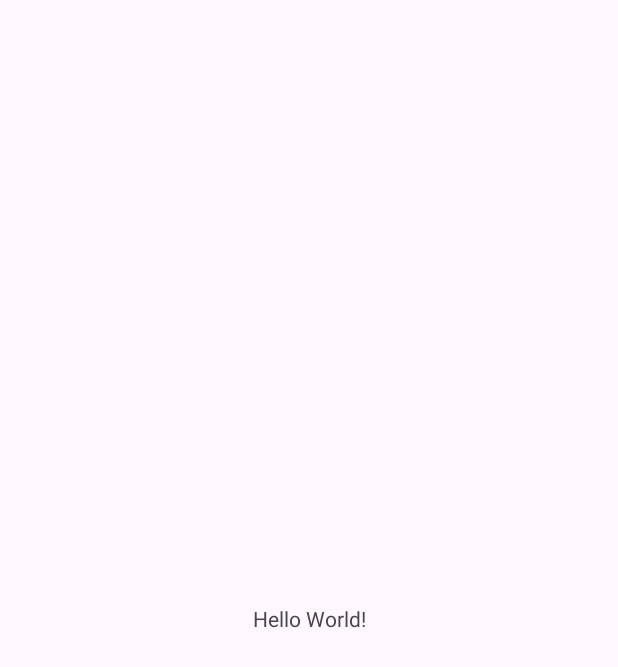
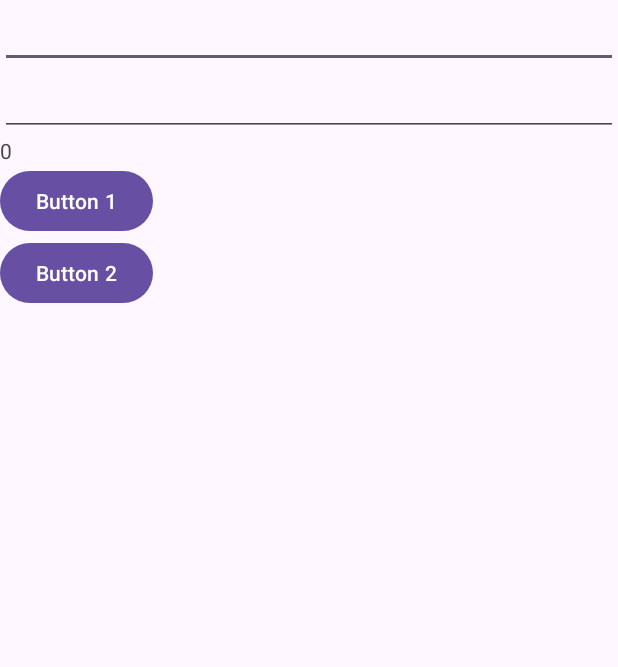
Before and after one commit to DADJOD/State, an Android app: the screen it shows after launch (MainActivity), on a phone screen of 412 x 824 dp. Before the commit the part shown is almost empty. Shown: the top 667 px of the screen. Run offline under Robolectric (Android 15) with nearby library versions, the phone set to English and light mode, and no system bars.

Commit message:
commit_2

```diff
--- a/app/src/main/java/com/example/state/MainActivity.kt
+++ b/app/src/main/java/com/example/state/MainActivity.kt
@@ -1,11 +1,48 @@
 package com.example.state
 
+import android.os.Bundle
+import android.view.View
+import android.widget.Button
+import android.widget.TextView
 import androidx.appcompat.app.AppCompatActivity
-import android.os.Bundle
 
-class MainActivity : AppCompatActivity() {
+class MainActivity : AppCompatActivity(), View.OnClickListener {
+    private var count = 0
+    lateinit var buttonFirst: Button
+    lateinit var textView: TextView
+
     override fun onCreate(savedInstanceState: Bundle?) {
         super.onCreate(savedInstanceState)
         setContentView(R.layout.activity_main)
+
+        buttonFirst = findViewById(R.id.button1)
+        textView = findViewById(R.id.textView)
+
+        if (savedInstanceState != null) {
+            count = savedInstanceState.getInt(KEY_COUNT)
+        }
+
+        textView.text = "$count"
+        buttonFirst.setOnClickListener(this)
     }
+
+
+    override fun onSaveInstanceState(outState: Bundle) {
+        super.onSaveInstanceState(outState)
+        outState.putInt(KEY_COUNT, count)
+    }
+
+    override fun onClick(v: View?) {
+        count++
+        textView.text = "$count"
+    }
+
+    companion object {
+        const val KEY_COUNT = "COUNT"
+    }
+
+//    override fun onClick(view: View?) {
+//        count++
+//        textView.text = "" + count
+//    }
 }
--- a/app/src/main/res/layout/activity_main.xml
+++ b/app/src/main/res/layout/activity_main.xml
@@ -1,18 +1,35 @@
 <?xml version="1.0" encoding="utf-8"?>
-<androidx.constraintlayout.widget.ConstraintLayout xmlns:android="http://schemas.android.com/apk/res/android"
+<LinearLayout xmlns:android="http://schemas.android.com/apk/res/android"
     xmlns:app="http://schemas.android.com/apk/res-auto"
     xmlns:tools="http://schemas.android.com/tools"
     android:layout_width="match_parent"
     android:layout_height="match_parent"
+    android:orientation="vertical"
     tools:context=".MainActivity">
 
+    <EditText
+        android:id="@+id/edit"
+        android:layout_width="match_parent"
+        android:layout_height="wrap_content" />
+
+    <EditText
+        android:layout_width="match_parent"
+        android:layout_height="wrap_content" />
+
     <TextView
+        android:id="@+id/textView"
+        android:layout_width="match_parent"
+        android:layout_height="wrap_content" />
+
+    <Button
+        android:id="@+id/button1"
         android:layout_width="wrap_content"
         android:layout_height="wrap_content"
-        android:text="Hello World!"
-        app:layout_constraintBottom_toBottomOf="parent"
-        app:layout_constraintEnd_toEndOf="parent"
-        app:layout_constraintStart_toStartOf="parent"
-        app:layout_constraintTop_toTopOf="parent" />
+        android:text="@string/button1" />
 
-</androidx.constraintlayout.widget.ConstraintLayout>
+    <Button
+        android:layout_width="wrap_content"
+        android:layout_height="wrap_content"
+        android:text="@string/button2" />
+
+</LinearLayout>
--- a/app/src/main/res/values/strings.xml
+++ b/app/src/main/res/values/strings.xml
@@ -1,3 +1,6 @@
 <resources>
     <string name="app_name">State</string>
+    <string name="button1">Button 1</string>
+    <string name="button2">Button 2</string>
+    <string name="textview">TextView</string>
 </resources>
```
Also changed, not shown: app/src/main/java/com/example/state/Exp.java (added, +12 -0 lines).
